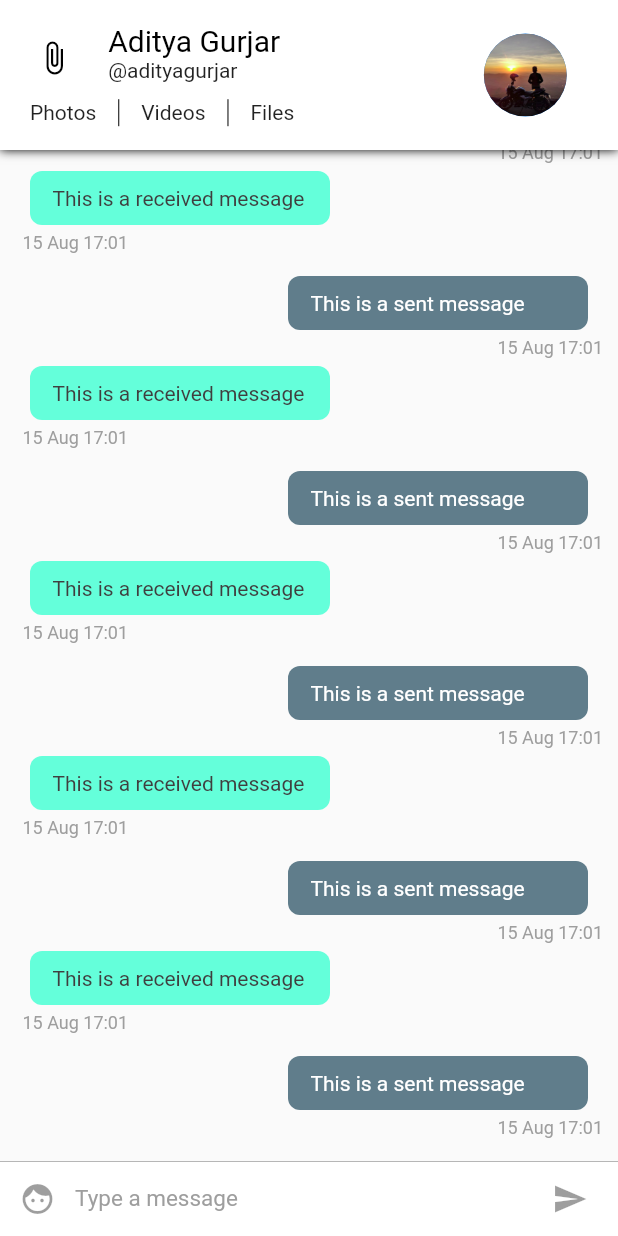
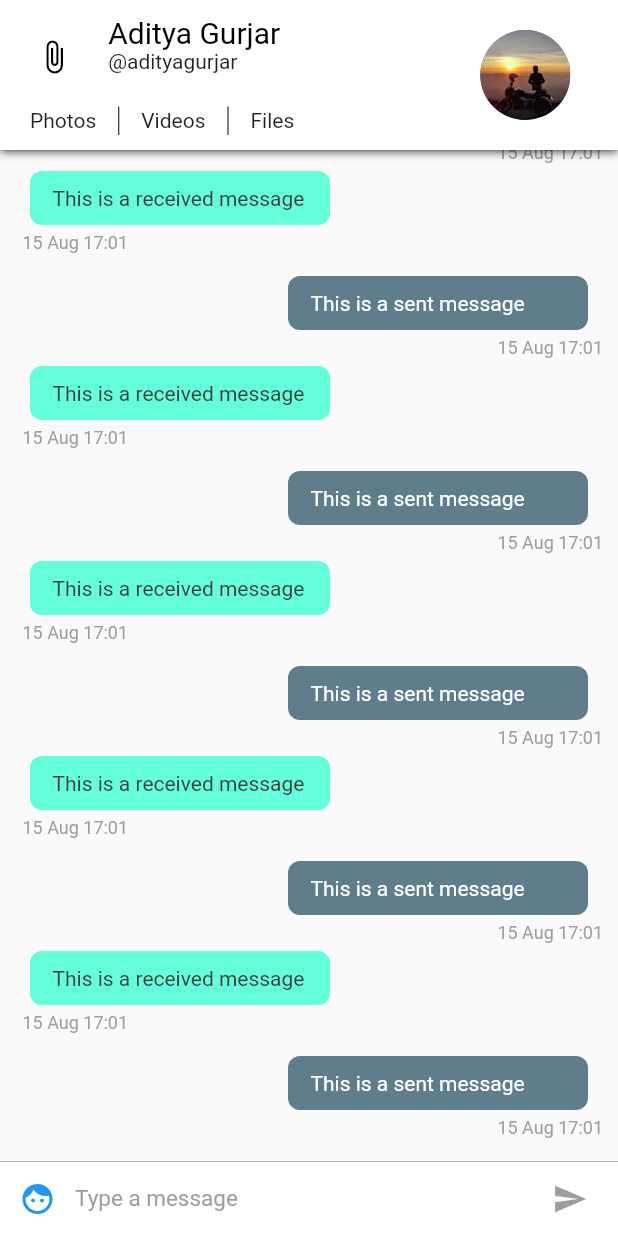
Before and after one commit to jaimealv994/messio, a Flutter app: the screen it shows after launch, on a phone screen of 412 x 824 dp. Run offline on Flutter 3.47's test engine with Material 2 defaults, Android fonts, the phone set to English and light mode, and no system bars.

Commit message:
Widget Testing

```diff
--- a/lib/pages/ConversationPage.dart
+++ b/lib/pages/ConversationPage.dart
@@ -4,6 +4,8 @@ import 'package:messio/widgets/ChatListWidget.dart';
 import 'package:messio/widgets/InputWidget.dart';
 
 class ConversationPage extends StatefulWidget {
+  const ConversationPage();
+
   @override
   _ConversationPageState createState() => _ConversationPageState();
 }
--- a/lib/pages/ConversationPageList.dart
+++ b/lib/pages/ConversationPageList.dart
@@ -2,6 +2,8 @@ import 'package:flutter/material.dart';
 import 'package:messio/pages/ConversationPage.dart';
 
 class ConversationPageList extends StatefulWidget {
+  const ConversationPageList();
+
   @override
   _ConversationPageListState createState() => _ConversationPageListState();
 }
--- a/lib/widgets/ChatAppBar.dart
+++ b/lib/widgets/ChatAppBar.dart
@@ -5,12 +5,12 @@ import 'package:messio/config/Palette.dart';
 class ChatAppBar extends StatelessWidget implements PreferredSizeWidget {
   final double height = 100;
 
+  const ChatAppBar();
+
   @override
   Widget build(BuildContext context) {
     var textHeading = TextStyle(color: Palette.primaryTextColor, fontSize: 20);
     var textStyle = TextStyle(color: Palette.secondaryTextColor);
-
-    double width = MediaQuery.of(context).size.width;
 
     return Material(
       child: Container(
@@ -21,6 +21,7 @@ class ChatAppBar extends StatelessWidget implements PreferredSizeWidget {
           )
         ]),
         child: Container(
+          padding: EdgeInsets.only(top: 10, bottom: 10),
           color: Palette.primaryBackgroundColor,
           child: Row(
             children: <Widget>[
@@ -30,39 +31,45 @@ class ChatAppBar extends StatelessWidget implements PreferredSizeWidget {
                   child: Column(
                     mainAxisSize: MainAxisSize.min,
                     children: <Widget>[
-                      Container(
-                        height: 70 - (width * 0.06),
+                      Expanded(
+                        flex: 7,
+                        child: Container(
                           child: Row(
                               crossAxisAlignment: CrossAxisAlignment.start,
                               children: <Widget>[
                                 Expanded(
                                   flex: 2,
                                   child: Center(
-                                child: Icon(
+                                      child: IconButton(
+                                          icon: Icon(
                                             Icons.attach_file,
                                             color: Palette.secondaryColor,
                                           ),
-                              ),
+                                          onPressed: () => {})),
                                 ),
                                 Expanded(
                                   flex: 6,
                                   child: Container(
                                     child: Column(
-                                  crossAxisAlignment: CrossAxisAlignment.start,
-                                  mainAxisAlignment: MainAxisAlignment.center,
+                                      crossAxisAlignment:
+                                          CrossAxisAlignment.start,
+                                      mainAxisAlignment:
+                                          MainAxisAlignment.center,
                                       mainAxisSize: MainAxisSize.min,
                                       children: <Widget>[
-                                    Text('Aditya Gurjar', style: textHeading),
+                                        Text('Aditya Gurjar',
+                                            style: textHeading),
                                         Text('@adityagurjar', style: textStyle)
                                       ],
                                     ),
                                   ),
-                            )
-                          ],
+                                ),
+                              ]),
                         ),
                       ),
-                      Container(
-                        height: 23,
+                      Expanded(
+                          flex: 3,
+                          child: Container(
                             padding: EdgeInsets.fromLTRB(20, 5, 5, 0),
                             child: Row(
                               mainAxisAlignment: MainAxisAlignment.start,
@@ -87,7 +94,7 @@ class ChatAppBar extends StatelessWidget implements PreferredSizeWidget {
                                 Text('Files', style: textStyle)
                               ],
                             ),
-                      )
+                          ))
                     ],
                   ),
                 ),
@@ -97,7 +104,7 @@ class ChatAppBar extends StatelessWidget implements PreferredSizeWidget {
                 child: Container(
                   child: Center(
                     child: CircleAvatar(
-                      radius: (80 - (width * .06)) / 2,
+                      radius: 30,
                       backgroundImage: Image.asset(
                         Assets.user,
                       ).image,
--- a/lib/widgets/ChatItemWidget.dart
+++ b/lib/widgets/ChatItemWidget.dart
@@ -3,9 +3,9 @@ import 'package:intl/intl.dart';
 import 'package:messio/config/Palette.dart';
 
 class ChatItemWidget extends StatelessWidget {
-  final index;
+  final int index;
 
-  ChatItemWidget(this.index);
+  const ChatItemWidget(this.index);
 
   @override
   Widget build(BuildContext context) {
--- a/lib/widgets/InputWidget.dart
+++ b/lib/widgets/InputWidget.dart
@@ -2,8 +2,9 @@ import 'package:flutter/material.dart';
 import 'package:messio/config/Palette.dart';
 
 class InputWidget extends StatelessWidget {
-  final TextEditingController textEditingController =
-      new TextEditingController();
+  final TextEditingController textEditingController = TextEditingController();
+
+  InputWidget();
 
   @override
   Widget build(BuildContext context) {
@@ -15,7 +16,7 @@ class InputWidget extends StatelessWidget {
               margin: new EdgeInsets.symmetric(horizontal: 1.0),
               child: new IconButton(
                 icon: new Icon(Icons.face),
-                onPressed: null,
+                onPressed: () => {},
                 color: Palette.primaryColor,
               ),
             ),
```
Also changed, not shown: 8 other files. Lines whose indentation alone changed are shown as unchanged.
